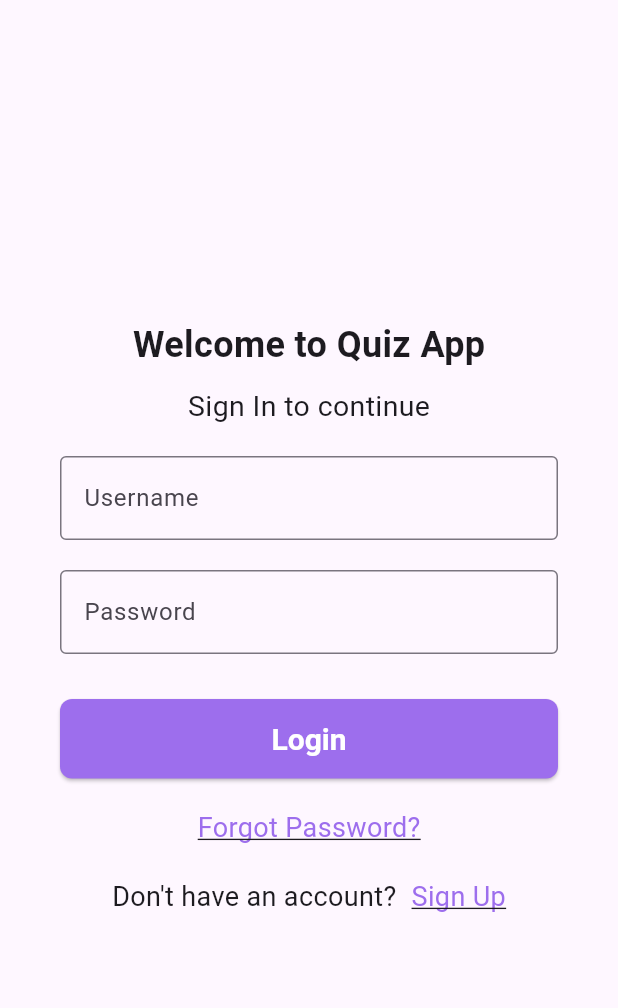
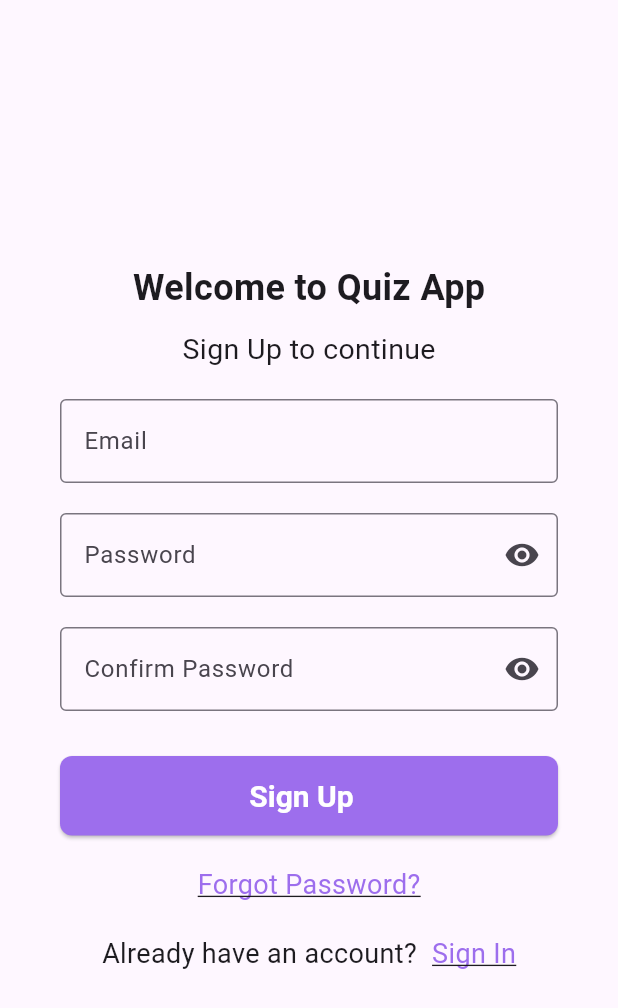
Before and after one commit to nechuo/quiz_app_front, a Flutter app: the screen it shows after launch, after a tap on "Sign Up", on a phone screen of 412 x 824 dp. Shown: the top 1008 px of the screen. Run offline on Flutter 3.47's test engine with Material 3 defaults, Android fonts, the phone set to English and light mode, and no system bars.

Commit message:
add sign pages and forgot page, validate password message error, add error message and password hide text

```diff
--- a/lib/main.dart
+++ b/lib/main.dart
@@ -1,5 +1,5 @@
 import 'package:flutter/material.dart';
-import './pages/home.dart';
+import './pages/sign_in_page.dart';
 
 void main() {
   runApp(const MyApp());
@@ -31,7 +31,7 @@ class MyApp extends StatelessWidget {
         // tested with just a hot reload.
         colorScheme: .fromSeed(seedColor: Colors.deepPurple),
       ),
-      home: const MyHomePage(title: 'Home Page'),
+      home: const SignInPage(),
     );
   }
 }
--- a/lib/pages/home.dart
+++ b/lib/pages/forgot_password_page.dart
@@ -1,9 +1,10 @@
 import 'package:flutter/material.dart';
+import './home_page.dart';
 
-class MyHomePage extends StatefulWidget {
-  const MyHomePage({super.key, required this.title});
+class ForgotPasswordPage extends StatefulWidget {
+  const ForgotPasswordPage({super.key, required this.title});
 
-  // This widget is the home page of your application. It is stateful, meaning
+  // This widget is the forgot password page of your application. It is stateful, meaning
   // that it has a State object (defined below) that contains fields that affect
   // how it looks.
 
@@ -15,10 +16,10 @@ class MyHomePage extends StatefulWidget {
   final String title;
 
   @override
-  State<MyHomePage> createState() => _MyHomePageState();
+  State<ForgotPasswordPage> createState() => _ForgotPasswordPageState();
 }
 
-class _MyHomePageState extends State<MyHomePage> {
+class _ForgotPasswordPageState extends State<ForgotPasswordPage> {
   @override
   Widget build(BuildContext context) {
     // This method is rerun every time setState is called, for instance as done
@@ -48,38 +49,19 @@ class _MyHomePageState extends State<MyHomePage> {
           mainAxisAlignment: .center,
           children: [
             Container(
-              margin: const EdgeInsets.only(bottom: 0),
+              margin: const EdgeInsets.only(top: 50, bottom: 50),
               child: Text(
-                'Welcome to Quiz App',
-                style: TextStyle(fontSize: 24, fontWeight: FontWeight.bold),
+                'Forgot your password?',
+                style: TextStyle(fontSize: 32, fontWeight: FontWeight.bold),
               ),
             ),
-            Container(
-              margin: const EdgeInsets.only(top: 10.0, bottom: 20.0),
-              child: Text(
-                'Sign In to continue',
-                style: TextStyle(fontSize: 19),
-              ),
-            ),
-
             Container(
               margin: const EdgeInsets.only(left: 40.0, right: 40.0),
               child: TextField(
                 decoration: InputDecoration(
-                  hintText: 'Enter your username',
+                  hintText: 'Enter your Email',
                   border: OutlineInputBorder(),
-                  labelText: 'Username',
-                ),
-                onChanged: (text) {},
-              ),
-            ),
-            Container(
-              margin: const EdgeInsets.only(left: 40.0, right: 40.0, top: 20.0),
-              child: TextField(
-                decoration: InputDecoration(
-                  hintText: 'Enter your password',
-                  border: OutlineInputBorder(),
-                  labelText: 'Password',
+                  labelText: 'Email',
                 ),
                 onChanged: (text) {},
               ),
@@ -89,7 +71,12 @@ class _MyHomePageState extends State<MyHomePage> {
               child: SizedBox(
                 width: double.infinity,
                 child: ElevatedButton(
-                  onPressed: () {},
+                  onPressed: () {
+                    Navigator.push(
+                      context,
+                      MaterialPageRoute(builder: (context) => const HomePage()),
+                    );
+                  },
                   style: ElevatedButton.styleFrom(
                     backgroundColor: const Color.fromARGB(255, 157, 110, 237),
                     foregroundColor: Colors.white,
@@ -102,53 +89,8 @@ class _MyHomePageState extends State<MyHomePage> {
                     ),
                     padding: const EdgeInsets.only(top: 15, bottom: 15),
                   ),
-                  child: Text('Login'),
+                  child: Text('Send'),
                 ),
-              ),
-            ),
-            Container(
-              margin: const EdgeInsets.only(top: 20.0),
-              child: Row(
-                mainAxisAlignment: MainAxisAlignment.center,
-                children: [
-                  InkWell(
-                    child: Text(
-                      'Forgot Password?',
-                      style: TextStyle(
-                        color: const Color.fromARGB(255, 157, 110, 237),
-                        fontSize: 18,
-                        decoration: TextDecoration.underline,
-                      ),
-                    ),
-                    onTap: () {},
-                  ),
-                ],
-              ),
-            ),
-            Container(
-              margin: const EdgeInsets.only(top: 20.0),
-              child: Row(
-                mainAxisAlignment: MainAxisAlignment.center,
-                children: [
-                  Container(
-                    margin: const EdgeInsets.only(right: 10),
-                    child: Text(
-                      'Don\'t have an account?',
-                      style: TextStyle(fontSize: 18),
-                    ),
-                  ),
-                  InkWell(
-                    child: Text(
-                      'Sign Up',
-                      style: TextStyle(
-                        color: const Color.fromARGB(255, 157, 110, 237),
-                        fontSize: 18,
-                        decoration: TextDecoration.underline,
-                      ),
-                    ),
-                    onTap: () {},
-                  ),
-                ],
               ),
             ),
           ],
--- /dev/null
+++ b/lib/pages/sign_in_page.dart
@@ -0,0 +1,201 @@
+import 'package:flutter/material.dart';
+import './sign_up_page.dart';
+import './home_page.dart';
+import './forgot_password_page.dart';
+
+class SignInPage extends StatefulWidget {
+  const SignInPage({super.key});
+
+  // This widget is the home page of your application. It is stateful, meaning
+  // that it has a State object (defined below) that contains fields that affect
+  // how it looks.
+
+  // This class is the configuration for the state. It holds the values (in this
+  // case the title) provided by the parent (in this case the App widget) and
+  // used by the build method of the State. Fields in a Widget subclass are
+  // always marked "final".
+
+  @override
+  State<SignInPage> createState() => _SignInPageState();
+}
+
+class _SignInPageState extends State<SignInPage> {
+  bool _passwordVisible = false;
+  final TextEditingController _emailController = TextEditingController();
+  final TextEditingController _passwordController = TextEditingController();
+
+  @override
+  Widget build(BuildContext context) {
+    // This method is rerun every time setState is called, for instance as done
+    // by the _incrementCounter method above.
+    //
+    // The Flutter framework has been optimized to make rerunning build methods
+    // fast, so that you can just rebuild anything that needs updating rather
+    // than having to individually change instances of widgets.
+    return Scaffold(
+      body: Center(
+        // Center is a layout widget. It takes a single child and positions it
+        // in the middle of the parent.
+        child: Column(
+          // Column is also a layout widget. It takes a list of children and
+          // arranges them vertically. By default, it sizes itself to fit its
+          // children horizontally, and tries to be as tall as its parent.
+          //
+          // Column has various properties to control how it sizes itself and
+          // how it positions its children. Here we use mainAxisAlignment to
+          // center the children vertically; the main axis here is the vertical
+          // axis because Columns are vertical (the cross axis would be
+          // horizontal).
+          //
+          // TRY THIS: Invoke "debug painting" (choose the "Toggle Debug Paint"
+          // action in the IDE, or press "p" in the console), to see the
+          // wireframe for each widget.
+          mainAxisAlignment: .center,
+          children: [
+            Container(
+              margin: const EdgeInsets.only(bottom: 0),
+              child: Text(
+                'Welcome to Quiz App',
+                style: TextStyle(fontSize: 24, fontWeight: FontWeight.bold),
+              ),
+            ),
+            Container(
+              margin: const EdgeInsets.only(top: 10.0, bottom: 20.0),
+              child: Text(
+                'Sign In to continue',
+                style: TextStyle(fontSize: 19),
+              ),
+            ),
+
+            Container(
+              margin: const EdgeInsets.only(left: 40.0, right: 40.0),
+              child: TextField(
+                controller: _emailController,
+                decoration: InputDecoration(
+                  hintText: 'Enter your Email',
+                  border: OutlineInputBorder(),
+                  labelText: 'Email',
+                ),
+                onChanged: (text) {},
+              ),
+            ),
+            Container(
+              margin: const EdgeInsets.only(left: 40.0, right: 40.0, top: 20.0),
+              child: TextField(
+                controller: _passwordController,
+                obscureText: !_passwordVisible,
+                decoration: InputDecoration(
+                  hintText: 'Enter your password',
+                  border: OutlineInputBorder(),
+                  labelText: 'Password',
+                  suffixIcon: IconButton(
+                    icon: Icon(
+                      _passwordVisible
+                          ? Icons.visibility_off
+                          : Icons.visibility,
+                    ),
+                    onPressed: () {
+                      setState(() {
+                        _passwordVisible = !_passwordVisible;
+                      });
+                    },
+                  ),
+                ),
+                onChanged: (text) {},
+              ),
+            ),
+            Container(
+              margin: const EdgeInsets.only(left: 40.0, right: 40.0, top: 30.0),
+              child: SizedBox(
+                width: double.infinity,
+                child: ElevatedButton(
+                  onPressed: () {
+                    Navigator.push(
+                      context,
+                      MaterialPageRoute(builder: (context) => const HomePage()),
+                    );
+                  },
+                  style: ElevatedButton.styleFrom(
+                    backgroundColor: const Color.fromARGB(255, 157, 110, 237),
+                    foregroundColor: Colors.white,
+                    textStyle: TextStyle(
+                      fontSize: 20,
+                      fontWeight: FontWeight.bold,
+                    ),
+                    shape: RoundedRectangleBorder(
+                      borderRadius: BorderRadius.circular(8),
+                    ),
+                    padding: const EdgeInsets.only(top: 15, bottom: 15),
+                  ),
+                  child: Text('Login'),
+                ),
+              ),
+            ),
+            Container(
+              margin: const EdgeInsets.only(top: 20.0),
+              child: Row(
+                mainAxisAlignment: MainAxisAlignment.center,
+                children: [
+                  InkWell(
+                    child: Text(
+                      'Forgot Password?',
+                      style: TextStyle(
+                        color: const Color.fromARGB(255, 157, 110, 237),
+                        fontSize: 18,
+                        decoration: TextDecoration.underline,
+                      ),
+                    ),
+                    onTap: () {
+                      Navigator.push(
+                        context,
+                        MaterialPageRoute(
+                          builder: (context) => const ForgotPasswordPage(
+                            title: 'Forgot Password',
+                          ),
+                        ),
+                      );
+                    },
+                  ),
+                ],
+              ),
+            ),
+            Container(
+              margin: const EdgeInsets.only(top: 20.0),
+              child: Row(
+                mainAxisAlignment: MainAxisAlignment.center,
+                children: [
+                  Container(
+                    margin: const EdgeInsets.only(right: 10),
+                    child: Text(
+                      'Don\'t have an account?',
+                      style: TextStyle(fontSize: 18),
+                    ),
+                  ),
+                  InkWell(
+                    child: Text(
+                      'Sign Up',
+                      style: TextStyle(
+                        color: const Color.fromARGB(255, 157, 110, 237),
+                        fontSize: 18,
+                        decoration: TextDecoration.underline,
+                      ),
+                    ),
+                    onTap: () {
+                      Navigator.push(
+                        context,
+                        MaterialPageRoute(
+                          builder: (context) =>
+                              const SignUpPage(title: 'Sign Up'),
+                        ),
+                      );
+                    },
+                  ),
+                ],
+              ),
+            ),
+          ],
+        ),
+      ),
+    );
+  }
+}
--- /dev/null
+++ b/lib/pages/sign_up_page.dart
@@ -0,0 +1,316 @@
+import 'package:flutter/material.dart';
+import './sign_in_page.dart';
+import './home_page.dart';
+import './forgot_password_page.dart';
+
+class SignUpPage extends StatefulWidget {
+  const SignUpPage({super.key, required this.title});
+
+  // This widget is the home page of your application. It is stateful, meaning
+  // that it has a State object (defined below) that contains fields that affect
+  // how it looks.
+
+  // This class is the configuration for the state. It holds the values (in this
+  // case the title) provided by the parent (in this case the App widget) and
+  // used by the build method of the State. Fields in a Widget subclass are
+  // always marked "final".
+
+  final String title;
+
+  @override
+  State<SignUpPage> createState() => _SignUpPageState();
+}
+
+class _SignUpPageState extends State<SignUpPage> {
+  bool _passwordVisible = false;
+  bool _confirmPasswordVisible = false;
+
+  final TextEditingController _emailController = TextEditingController();
+  final TextEditingController _passwordController = TextEditingController();
+  final TextEditingController _confirmPasswordController =
+      TextEditingController();
+
+  String? _passwordErrorMessage;
+  String? _confirmPasswordErrorMessage;
+  String? _emailErrorMessage;
+
+  String? _validateConfirmPassword() {
+    String? message;
+    if (_passwordController.text != _confirmPasswordController.text) {
+      message = 'Passwords do not match';
+      setState(() {
+        _confirmPasswordErrorMessage = message;
+      });
+      if (_passwordController.text.isEmpty ||
+          _confirmPasswordController.text.isEmpty) {
+        message = 'Password fields cannot be empty';
+        setState(() {
+          _confirmPasswordErrorMessage = message;
+        });
+      }
+    } else {
+      setState(() {
+        _confirmPasswordErrorMessage = message;
+      });
+    }
+    return message;
+  }
+
+  String? _validateEmail() {
+    String? message;
+    if (_emailController.text.isEmpty) {
+      message = 'Email cannot be empty';
+      setState(() {
+        _emailErrorMessage = message;
+      });
+    } else if (!_emailController.text.contains('@')) {
+      message = 'Invalid email format';
+      setState(() {
+        _emailErrorMessage = message;
+      });
+    } else {
+      setState(() {
+        _emailErrorMessage = null;
+      });
+    }
+    return message;
+  }
+
+  String? _validatePassword() {
+    String? message;
+    if (_passwordController.text.isEmpty) {
+      message = 'Password cannot be empty';
+      setState(() {
+        _passwordErrorMessage = message;
+      });
+    } else if (_passwordController.text.length < 6) {
+      message = 'Password must be at least 6 characters long';
+      setState(() {
+        _passwordErrorMessage = message;
+      });
+    } else {
+      setState(() {
+        _passwordErrorMessage = null;
+      });
+    }
+    return message;
+  }
+
+  @override
+  Widget build(BuildContext context) {
+    // This method is rerun every time setState is called, for instance as done
+    // by the _incrementCounter method above.
+    //
+    // The Flutter framework has been optimized to make rerunning build methods
+    // fast, so that you can just rebuild anything that needs updating rather
+    // than having to individually change instances of widgets.
+    return Scaffold(
+      body: Center(
+        // Center is a layout widget. It takes a single child and positions it
+        // in the middle of the parent.
+        child: Column(
+          // Column is also a layout widget. It takes a list of children and
+          // arranges them vertically. By default, it sizes itself to fit its
+          // children horizontally, and tries to be as tall as its parent.
+          //
+          // Column has various properties to control how it sizes itself and
+          // how it positions its children. Here we use mainAxisAlignment to
+          // center the children vertically; the main axis here is the vertical
+          // axis because Columns are vertical (the cross axis would be
+          // horizontal).
+          //
+          // TRY THIS: Invoke "debug painting" (choose the "Toggle Debug Paint"
+          // action in the IDE, or press "p" in the console), to see the
+          // wireframe for each widget.
+          mainAxisAlignment: .center,
+          children: [
+            Container(
+              margin: const EdgeInsets.only(bottom: 0),
+              child: Text(
+                'Welcome to Quiz App',
+                style: TextStyle(fontSize: 24, fontWeight: FontWeight.bold),
+              ),
+            ),
+            Container(
+              margin: const EdgeInsets.only(top: 10.0, bottom: 20.0),
+              child: Text(
+                'Sign Up to continue',
+                style: TextStyle(fontSize: 19),
+              ),
+            ),
+
+            Container(
+              margin: const EdgeInsets.only(left: 40.0, right: 40.0),
+              child: TextField(
+                controller: _emailController,
+                decoration: InputDecoration(
+                  hintText: 'Enter your Email',
+                  border: OutlineInputBorder(),
+                  labelText: 'Email',
+                  errorText: _emailErrorMessage,
+                ),
+                onChanged: (text) {
+                  setState(() {
+                    _emailErrorMessage = null;
+                  });
+                },
+              ),
+            ),
+            Container(
+              margin: const EdgeInsets.only(left: 40.0, right: 40.0, top: 20.0),
+              child: TextField(
+                controller: _passwordController,
+                obscureText: !_passwordVisible,
+                decoration: InputDecoration(
+                  hintText: 'Enter your password',
+                  border: OutlineInputBorder(),
+                  labelText: 'Password',
+                  errorText: _passwordErrorMessage,
+                  suffixIcon: IconButton(
+                    icon: Icon(
+                      _passwordVisible
+                          ? Icons.visibility_off
+                          : Icons.visibility,
+                    ),
+                    onPressed: () {
+                      setState(() {
+                        _passwordVisible = !_passwordVisible;
+                      });
+                    },
+                  ),
+                ),
+                onChanged: (text) {
+                  setState(() {
+                    _passwordErrorMessage = null;
+                  });
+                },
+              ),
+            ),
+            Container(
+              margin: const EdgeInsets.only(left: 40.0, right: 40.0, top: 20.0),
+              child: TextField(
+                controller: _confirmPasswordController,
+                obscureText: !_confirmPasswordVisible,
+                decoration: InputDecoration(
+                  hintText: 'Confirm your password',
+                  border: OutlineInputBorder(),
+                  labelText: 'Confirm Password',
+                  errorText: _confirmPasswordErrorMessage,
+                  suffixIcon: IconButton(
+                    icon: Icon(
+                      _confirmPasswordVisible
+                          ? Icons.visibility_off
+                          : Icons.visibility,
+                    ),
+                    onPressed: () {
+                      setState(() {
+                        _confirmPasswordVisible = !_confirmPasswordVisible;
+                      });
+                    },
+                  ),
+                ),
+                onChanged: (text) {
+                  setState(() {
+                    _confirmPasswordErrorMessage = null;
+                  });
+                },
+              ),
+            ),
+            Container(
+              margin: const EdgeInsets.only(left: 40.0, right: 40.0, top: 30.0),
+              child: SizedBox(
+                width: double.infinity,
+                child: ElevatedButton(
+                  onPressed: () {
+                    _validateConfirmPassword();
+                    _validateEmail();
+                    _validatePassword();
+
+                    Navigator.push(
+                      context,
+                      MaterialPageRoute(builder: (context) => const HomePage()),
+                    );
+                  },
+                  style: ElevatedButton.styleFrom(
+                    backgroundColor: const Color.fromARGB(255, 157, 110, 237),
+                    foregroundColor: Colors.white,
+                    textStyle: TextStyle(
+                      fontSize: 20,
+                      fontWeight: FontWeight.bold,
+                    ),
+                    shape: RoundedRectangleBorder(
+                      borderRadius: BorderRadius.circular(8),
+                    ),
+                    padding: const EdgeInsets.only(top: 15, bottom: 15),
+                  ),
+                  child: Text('Sign Up  '),
+                ),
+              ),
+            ),
+            Container(
+              margin: const EdgeInsets.only(top: 20.0),
+              child: Row(
+                mainAxisAlignment: MainAxisAlignment.center,
+                children: [
+                  InkWell(
+                    child: Text(
+                      'Forgot Password?',
+                      style: TextStyle(
+                        color: const Color.fromARGB(255, 157, 110, 237),
+                        fontSize: 18,
+                        decoration: TextDecoration.underline,
+                      ),
+                    ),
+                    onTap: () {
+                      Navigator.push(
+                        context,
+                        MaterialPageRoute(
+                          builder: (context) => const ForgotPasswordPage(
+                            title: 'Forgot Password',
+                          ),
+                        ),
+                      );
+                    },
+                  ),
+                ],
+              ),
+            ),
+            Container(
+              margin: const EdgeInsets.only(top: 20.0),
+              child: Row(
+                mainAxisAlignment: MainAxisAlignment.center,
+                children: [
+                  Container(
+                    margin: const EdgeInsets.only(right: 10),
+                    child: Text(
+                      'Already have an account?',
+                      style: TextStyle(fontSize: 18),
+                    ),
+                  ),
+                  InkWell(
+                    child: Text(
+                      'Sign In',
+                      style: TextStyle(
+                        color: const Color.fromARGB(255, 157, 110, 237),
+                        fontSize: 18,
+                        decoration: TextDecoration.underline,
+                      ),
+                    ),
+                    onTap: () {
+                      Navigator.push(
+                        context,
+                        MaterialPageRoute(
+                          builder: (context) => const SignInPage(),
+                        ),
+                      );
+                    },
+                  ),
+                ],
+              ),
+            ),
+          ],
+        ),
+      ),
+    );
+  }
+}
```
Also changed, not shown: lib/pages/home_page.dart (added, +60 -0 lines).
